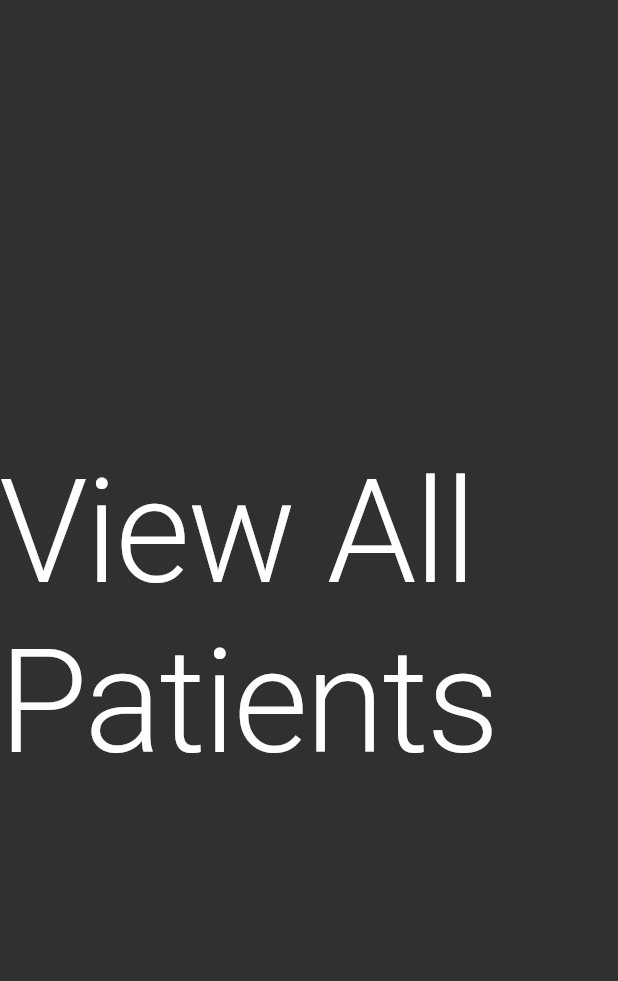
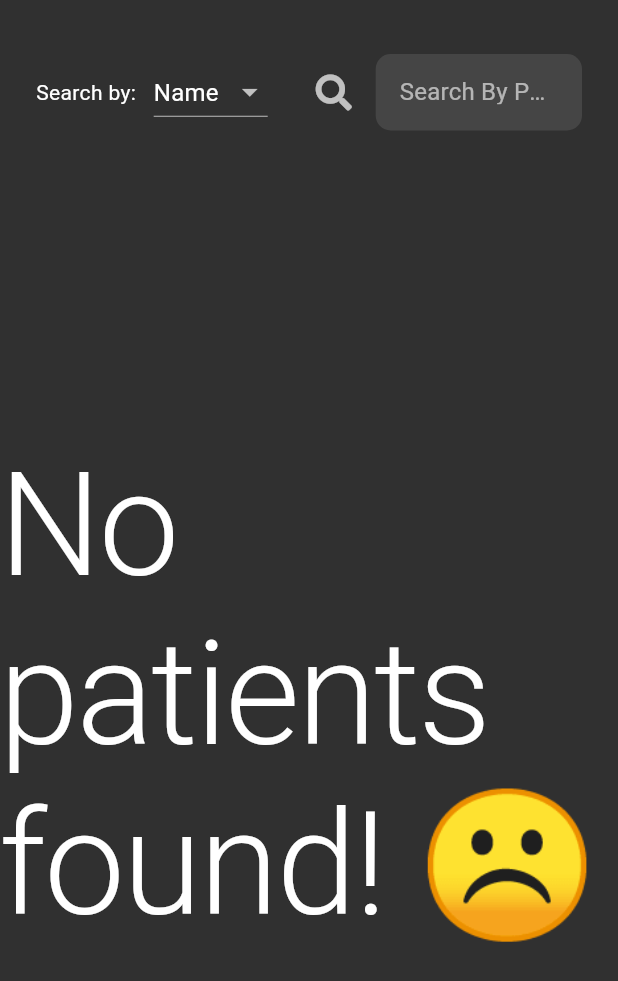
Before and after one commit to Shathin/project-ishi, a Flutter app: the ViewAllPatientsPage screen opened directly, on a phone screen of 412 x 824 dp. Shown: the top 981 px of the screen. Run offline on Flutter 3.47's test engine with Material 2 defaults, Android fonts, the phone set to English and light mode, and no system bars; our stand-ins replace bloc, fl_chart, flutter_bloc, font_awesome_flutter, sembast, shared_preferences; accounts and stored records are empty; statements that could not run were skipped.

Commit message:
📱 added UI to view and search patients by name, age and gender

```diff
--- /dev/null
+++ b/lib/view_all_patients/bloc/patients_event.dart
@@ -0,0 +1,34 @@
+part of 'patients_bloc.dart';
+
+abstract class PatientsEvent {}
+
+/// Represents the event of loading the all the patient objects from the database
+class LoadAllPatientsEvent extends PatientsEvent {}
+
+/// Represents the event of loading the patients having the [searchString] as the name from the database
+class LoadPatientsByNameEvent extends PatientsEvent {
+  final String searchString;
+
+  LoadPatientsByNameEvent({required this.searchString});
+}
+
+/// Represents the event of loading the patients having the [searchAge] as their age from the database
+class LoadPatientsByAgeEvent extends PatientsEvent {
+  final int searchAge;
+
+  LoadPatientsByAgeEvent({required this.searchAge});
+}
+
+/// Represents the event of loading the patients having the [searchGender] as their gender from the database
+class LoadPatientsByGenderEvent extends PatientsEvent {
+  final Gender searchGender;
+
+  LoadPatientsByGenderEvent({required this.searchGender});
+}
+
+/// Represents the event of successful loading of the patient objects from the database
+class PatientsLoadedEvent extends PatientsEvent {
+  List<Patient>? patients;
+
+  PatientsLoadedEvent({required this.patients});
+}
--- /dev/null
+++ b/lib/view_all_patients/bloc/patients_state.dart
@@ -0,0 +1,13 @@
+part of 'patients_bloc.dart';
+
+abstract class PatientsState {}
+
+/// Represents the state of loading the patient objects from the database
+class LoadingPatientsState extends PatientsState {}
+
+/// Represents the state of successful completion of loading the patient objects from the database
+class PatientsLoadedState extends PatientsState {
+  List<Patient>? patients;
+
+  PatientsLoadedState({required this.patients});
+}
--- /dev/null
+++ b/lib/view_all_patients/views/search_bar.dart
@@ -0,0 +1,164 @@
+import 'package:database_repo/patients_repo.dart';
+import 'package:flutter/material.dart';
+import 'package:font_awesome_flutter/font_awesome_flutter.dart';
+import '../bloc/patients_bloc.dart';
+import 'package:flutter_bloc/flutter_bloc.dart';
+
+// TODO : Implement by gender and by age searches
+
+enum SearchType {
+  Name,
+  Age,
+  Gender,
+}
+
+class SearchBar extends StatefulWidget {
+  @override
+  _SearchBarState createState() => _SearchBarState();
+}
+
+class _SearchBarState extends State<SearchBar> {
+  SearchType searchType = SearchType.Name;
+  Gender? gender;
+  TextEditingController searchByNameTextFieldController =
+      TextEditingController();
+  TextEditingController searchByAgeTextFieldController =
+      TextEditingController();
+
+  @override
+  Widget build(BuildContext context) {
+    Widget searchByNameTextField = TextField(
+      controller: searchByNameTextFieldController,
+      enabled: context.read<PatientsBloc>().state is LoadingPatientsState &&
+              searchType == SearchType.Name
+          ? false
+          : true,
+      onChanged: (searchString) => context.read<PatientsBloc>().add(
+            LoadPatientsByNameEvent(
+              searchString: searchString,
+            ),
+          ),
+      decoration: InputDecoration(
+        icon: FaIcon(FontAwesomeIcons.search),
+        labelText: "Search By Patient's Name",
+        border: OutlineInputBorder(
+          borderRadius: BorderRadius.circular(10.0),
+          borderSide: BorderSide.none,
+        ),
+        contentPadding: EdgeInsets.symmetric(
+          vertical: 16.0,
+          horizontal: 16.0,
+        ),
+        filled: true,
+      ),
+    );
+    Widget searchByAgeTextField = TextField(
+      controller: searchByAgeTextFieldController,
+      enabled: context.read<PatientsBloc>().state is LoadingPatientsState &&
+              searchType == SearchType.Age
+          ? false
+          : true,
+      onChanged: (searchAge) => searchAge.isEmpty
+          ? context.read<PatientsBloc>().add(LoadAllPatientsEvent())
+          : context.read<PatientsBloc>().add(
+                LoadPatientsByAgeEvent(
+                  searchAge: int.parse(searchAge),
+                ),
+              ),
+      keyboardType: TextInputType.number,
+      decoration: InputDecoration(
+        icon: FaIcon(FontAwesomeIcons.search),
+        labelText: "Search By Patient's Age",
+        border: OutlineInputBorder(
+          borderRadius: BorderRadius.circular(10.0),
+          borderSide: BorderSide.none,
+        ),
+        contentPadding: EdgeInsets.symmetric(
+          vertical: 16.0,
+          horizontal: 16.0,
+        ),
+        filled: true,
+      ),
+    );
+    Widget searchByGenderDropdown = DropdownButton<Gender>(
+      hint: Text('Search By Gender'),
+      icon: Padding(
+        padding: const EdgeInsets.all(8.0),
+        child: FaIcon(FontAwesomeIcons.venusMars),
+      ),
+      items: Gender.values
+          .map<DropdownMenuItem<Gender>>(
+            (Gender gender) => DropdownMenuItem<Gender>(
+              child: Text(
+                gender.enumToString(),
+              ),
+              value: gender,
+            ),
+          )
+          .toList(),
+      value: gender,
+      onChanged: (searchGender) {
+        setState(() {
+          gender = searchGender ?? Gender.Male;
+          context.read<PatientsBloc>().add(
+              LoadPatientsByGenderEvent(searchGender: gender ?? Gender.Male));
+        });
+      },
+    );
+
+    Widget searchTypeDropdown = DropdownButton<SearchType>(
+      items: SearchType.values
+          .map<DropdownMenuItem<SearchType>>(
+            (SearchType searchType) => DropdownMenuItem<SearchType>(
+              child: Text(
+                searchType == SearchType.Name
+                    ? "Name"
+                    : searchType == SearchType.Gender
+                        ? "Gender"
+                        : "Age",
+              ),
+              value: searchType,
+            ),
+          )
+          .toList(),
+      value: searchType,
+      onChanged: (type) {
+        setState(() {
+          searchByNameTextFieldController.clear();
+          searchByAgeTextFieldController.clear();
+          gender = null;
+          searchType = type ?? searchType;
+          context.read<PatientsBloc>().add(LoadAllPatientsEvent());
+        });
+      },
+    );
+
+    return Container(
+      width: double.infinity,
+      margin: EdgeInsets.only(
+        top: 36.0,
+        bottom: 16,
+        left: 24.0,
+        right: 24.0,
+      ),
+      alignment: Alignment.center,
+      child: Row(
+        children: <Widget>[
+          Text('Search by: '),
+          SizedBox(width: 8.0),
+          searchTypeDropdown,
+          SizedBox(width: 32.0),
+          if (searchType == SearchType.Name)
+            Expanded(
+              child: searchByNameTextField,
+            ),
+          if (searchType == SearchType.Age)
+            Expanded(
+              child: searchByAgeTextField,
+            ),
+          if (searchType == SearchType.Gender) searchByGenderDropdown,
+        ],
+      ),
+    );
+  }
+}
--- a/lib/view_all_patients/views/view_all_patients_page.dart
+++ b/lib/view_all_patients/views/view_all_patients_page.dart
@@ -1,4 +1,9 @@
+import 'package:database_repo/patients_repo.dart';
 import 'package:flutter/material.dart';
+import 'package:flutter_bloc/flutter_bloc.dart';
+import 'package:project_ishi/view_all_patients/views/patient_card.dart';
+import 'package:project_ishi/view_all_patients/views/search_bar.dart';
+import '../bloc/patients_bloc.dart';
 
 class ViewAllPatientsPage extends StatelessWidget {
   static Route route() =>
@@ -6,13 +11,54 @@ class ViewAllPatientsPage extends StatelessWidget {
 
   @override
   Widget build(BuildContext context) {
-    return Scaffold(
-      body: Container(
-        child: Center(
-          child: Text(
-            'View All Patients',
-            style: Theme.of(context).textTheme.headline1,
-          ),
+    return BlocProvider(
+      create: (_) => PatientsBloc(
+        patientsRepo: context.read<PatientsRepo>(),
+      )..add(LoadAllPatientsEvent()),
+      child: Scaffold(
+        body: BlocBuilder<PatientsBloc, PatientsState>(
+          builder: (context, state) {
+            return Container(
+              height: double.infinity,
+              width: double.infinity,
+              child: Column(
+                mainAxisAlignment: MainAxisAlignment.spaceBetween,
+                children: [
+                  SearchBar(),
+                  Expanded(
+                    child: state is LoadingPatientsState
+                        ? Center(child: CircularProgressIndicator())
+                        : (state as PatientsLoadedState).patients == null
+                            ? Center(
+                                child: Text(
+                                  'No patients found! ☹',
+                                  style: Theme.of(context).textTheme.headline1,
+                                ),
+                              )
+                            : SingleChildScrollView(
+                                physics: BouncingScrollPhysics(),
+                                child: Wrap(
+                                  children: state.patients
+                                          ?.map<Widget>(
+                                            (patient) => PatientCard(
+                                              patient: patient,
+                                            ),
+                                          )
+                                          .toList() ??
+                                      [],
+                                ),
+                              ),
+                    // : Center(
+                    //     child: Text(
+                    //       'View All Patients\nFound ${state.patients?.length} patients',
+                    //       style: Theme.of(context).textTheme.headline1,
+                    //     ),
+                    //   ),
+                  )
+                ],
+              ),
+            );
+          },
         ),
       ),
     );
```
Also changed, not shown: lib/dashboard/views/total_amount_chart.dart (deleted, +0 -157 lines), lib/view_all_patients/bloc/patients_bloc.dart (added, +69 -0 lines), lib/view_all_patients/views/patient_card.dart (added, +90 -0 lines).
